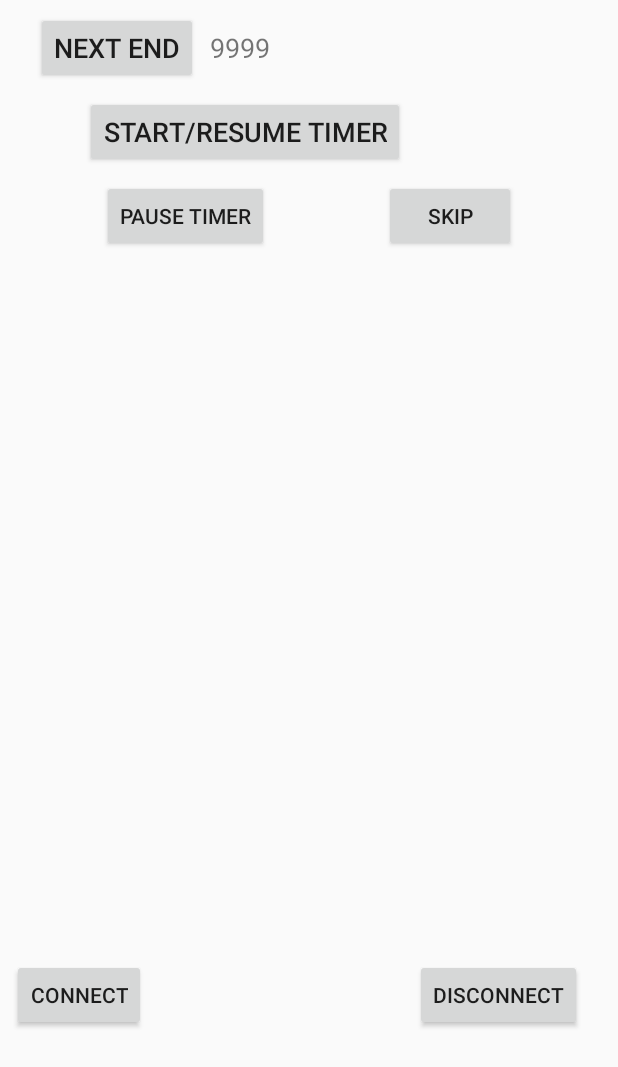
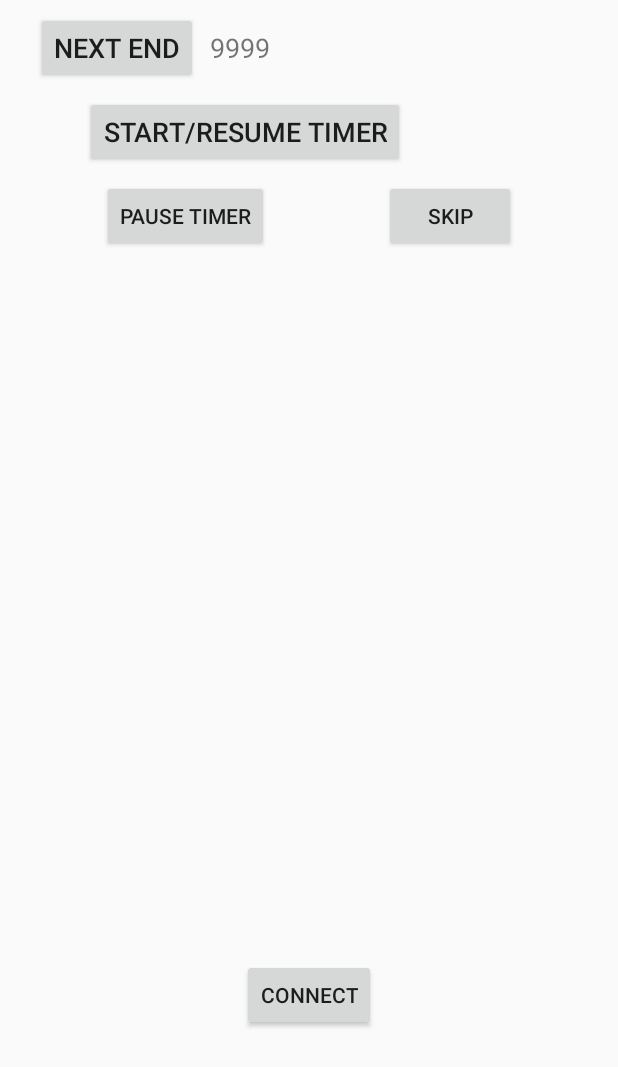
Before and after one commit to steveicarus/archery-timer, an Android app: the screen it shows after launch (MainActivity), on a phone screen of 412 x 824 dp, the part 169-1236 px from its top. Run offline under Robolectric (Android 15) with nearby library versions, the light colour scheme and no system bars.

Commit message:
Give app basic support for connecting to the server.

```diff
--- a/archery_timer_remote/app/src/main/AndroidManifest.xml
+++ b/archery_timer_remote/app/src/main/AndroidManifest.xml
@@ -1,6 +1,8 @@
 <?xml version="1.0" encoding="utf-8"?>
 <manifest xmlns:android="http://schemas.android.com/apk/res/android"
     package="com.icarus.archery_timer_remote">
+
+    <uses-permission android:name="android.permission.INTERNET"/>
 
     <application
         android:allowBackup="true"
--- a/archery_timer_remote/app/src/main/res/layout/activity_main.xml
+++ b/archery_timer_remote/app/src/main/res/layout/activity_main.xml
@@ -28,6 +28,7 @@
         android:layout_marginStart="24dp"
         android:layout_marginLeft="24dp"
         android:layout_marginTop="8dp"
+        android:onClick="next_end_button_click"
         android:text="@string/next_end_button"
         android:textSize="18sp"
         app:layout_constraintEnd_toStartOf="@+id/end_number"
@@ -44,6 +45,7 @@
         android:layout_marginTop="8dp"
         android:layout_marginEnd="8dp"
         android:layout_marginRight="8dp"
+        android:onClick="start_timer_button_click"
         android:text="@string/start_timer_button"
         android:textSize="18sp"
         app:layout_constraintEnd_toEndOf="parent"
@@ -56,6 +58,7 @@
         android:layout_width="wrap_content"
         android:layout_height="wrap_content"
         android:layout_marginTop="8dp"
+        android:onClick="pause_button_click"
         android:text="@string/pause_timer_button"
         app:layout_constraintEnd_toStartOf="@+id/fast_forward_button"
         app:layout_constraintHorizontal_bias="0.5"
@@ -69,6 +72,7 @@
         android:layout_marginStart="8dp"
         android:layout_marginLeft="8dp"
         android:layout_marginTop="8dp"
+        android:onClick="fast_forward_button_click"
         android:text="@string/fast_forward_button"
         app:layout_constraintEnd_toEndOf="parent"
         app:layout_constraintHorizontal_bias="0.5"
@@ -94,28 +98,16 @@
         android:id="@+id/connect_button"
         android:layout_width="wrap_content"
         android:layout_height="wrap_content"
-        android:layout_marginStart="8dp"
-        android:layout_marginLeft="8dp"
+        android:layout_marginStart="32dp"
+        android:layout_marginLeft="32dp"
+        android:layout_marginEnd="32dp"
+        android:layout_marginRight="32dp"
         android:layout_marginBottom="24dp"
         android:onClick="connect_button_click"
         android:text="@string/connect_button"
         app:layout_constraintBottom_toBottomOf="parent"
+        app:layout_constraintEnd_toEndOf="parent"
         app:layout_constraintStart_toStartOf="parent" />
-
-    <Button
-        android:id="@+id/disconnect_button"
-        android:layout_width="wrap_content"
-        android:layout_height="wrap_content"
-        android:layout_marginStart="56dp"
-        android:layout_marginLeft="56dp"
-        android:layout_marginEnd="8dp"
-        android:layout_marginRight="8dp"
-        android:layout_marginBottom="24dp"
-        android:text="@string/disconnect_button"
-        app:layout_constraintBottom_toBottomOf="parent"
-        app:layout_constraintEnd_toEndOf="parent"
-        app:layout_constraintHorizontal_bias="0.885"
-        app:layout_constraintStart_toEndOf="@+id/connect_button" />
 
 
 </androidx.constraintlayout.widget.ConstraintLayout>
```
Also changed, not shown: archery_timer_remote/app/src/main/java/com/icarus/archery_timer_remote/MainActivity.java (+36 -0 lines), archery_timer_remote/app/src/main/java/com/icarus/archery_timer_remote/ServerConnection.java (+35 -0 lines), archery_timer_remote/app/src/main/java/com/icarus/archery_timer_remote/SocketMaker.java (added, +91 -0 lines), archery_timer_remote/app/src/main/res/layout/activity_server_connection.xml (+17 -8 lines).
